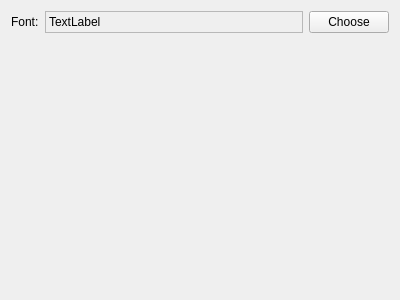
Above: gui/ConfigEditor.ui from mupuf/arduide before the change. Below: the same form after it.
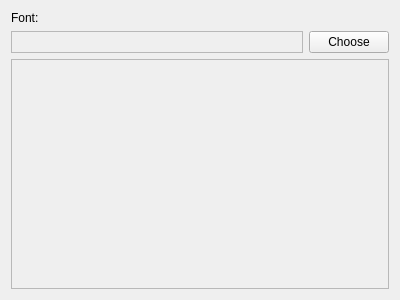
That is the form after the change.

Commit message: update management of editor settings + color scheme

Diff of the .ui file:
```diff
--- a/gui/ConfigEditor.ui
+++ b/gui/ConfigEditor.ui
@@ -13,15 +13,15 @@
   <property name="windowTitle">
    <string>Form</string>
   </property>
-  <layout class="QFormLayout" name="formLayout">
-   <item row="0" column="0">
+  <layout class="QVBoxLayout" name="verticalLayout">
+   <item>
     <widget class="QLabel" name="label">
      <property name="text">
       <string>Font:</string>
      </property>
     </widget>
    </item>
-   <item row="0" column="1">
+   <item>
     <layout class="QHBoxLayout" name="horizontalLayout">
      <item>
       <widget class="QLabel" name="fontLabel">
@@ -38,7 +38,7 @@
         <enum>QFrame::Sunken</enum>
        </property>
        <property name="text">
-        <string>TextLabel</string>
+        <string/>
        </property>
       </widget>
      </item>
@@ -51,6 +51,23 @@
      </item>
     </layout>
    </item>
+   <item>
+    <widget class="QFrame" name="editorFrame">
+     <property name="sizePolicy">
+      <sizepolicy hsizetype="Preferred" vsizetype="MinimumExpanding">
+       <horstretch>0</horstretch>
+       <verstretch>0</verstretch>
+      </sizepolicy>
+     </property>
+     <property name="frameShape">
+      <enum>QFrame::StyledPanel</enum>
+     </property>
+     <property name="frameShadow">
+      <enum>QFrame::Raised</enum>
+     </property>
+     <layout class="QVBoxLayout" name="verticalLayout_2"/>
+    </widget>
+   </item>
   </layout>
  </widget>
  <resources/>
```
The commit also changes 11 other files.
